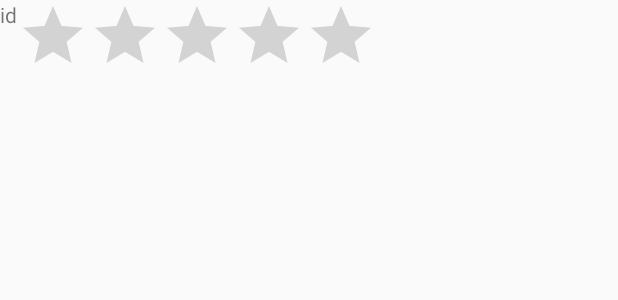
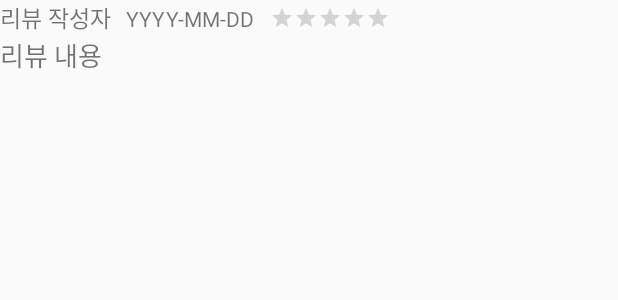
Before and after one commit to HanSangKkyu/insteagram, an Android app: the layout review.xml on its own in the app's theme, with its tools: preview values and no code run, on a phone screen of 412 x 824 dp. Shown: the top 300 px of the screen. Run offline under Robolectric (Android 15) with nearby library versions, the phone set to English and light mode, and no system bars.

Commit message:
[홍혜진][리뷰에 작성 일자 추가]

```diff
--- a/MyApplication3/app/build.gradle
+++ b/MyApplication3/app/build.gradle
@@ -43,6 +43,8 @@ dependencies {
     implementation 'com.astuetz:pagerslidingtabstrip:1.0.1'
     implementation 'com.google.android.gms:play-services-maps:12.0.1'
     implementation 'com.google.android.gms:play-services-location:12.0.1'
+    implementation 'com.google.android.gms:play-services-places:12.0.1'
+
 
 }
 apply plugin: 'com.google.gms.google-services'
--- a/MyApplication3/app/src/main/AndroidManifest.xml
+++ b/MyApplication3/app/src/main/AndroidManifest.xml
@@ -53,6 +53,7 @@
 
                 <category android:name="android.intent.category.LAUNCHER" />
             </intent-filter>
+
         </activity>
         <activity
             android:name=".Main2Activity"
@@ -68,7 +69,9 @@
         <activity android:name=".GpsActivity" />
         <activity
             android:name=".MapsActivity"
-            android:label="@string/title_activity_maps"></activity>
+            android:label="@string/title_activity_maps">
+
+        </activity>
     </application>
 
 </manifest>
--- a/MyApplication3/app/src/main/res/layout/review.xml
+++ b/MyApplication3/app/src/main/res/layout/review.xml
@@ -12,21 +12,35 @@
 
         <TextView
             android:id="@+id/r_id"
-            android:text="id"
+            android:textSize="15dp"
+            android:text="리뷰 작성자"
+            android:paddingRight="10dp"
+            android:layout_width="wrap_content"
+            android:layout_height="wrap_content"/>
+
+        <TextView
+            android:id="@+id/r_date"
+            android:text="YYYY-MM-DD"
+            android:paddingRight="10dp"
             android:layout_width="wrap_content"
             android:layout_height="wrap_content" />
 
         <RatingBar
             android:id="@+id/r_rating"
+            android:paddingTop="4dp"
+            style="@style/Base.Widget.AppCompat.RatingBar.Small"
+            android:layout_width="wrap_content"
+            android:layout_height="wrap_content"
             android:isIndicator="true"
-            android:numStars="5"
-            android:layout_width="wrap_content"
-            android:layout_height="wrap_content" />
+            android:numStars="5" />
+
 
     </LinearLayout>
 
     <TextView
         android:id="@+id/r_review"
+        android:text="리뷰 내용"
+        android:textSize="17dp"
         android:layout_width="match_parent"
         android:layout_height="wrap_content" />
 
```
Also changed, not shown: MyApplication3/app/src/main/java/com/example/ten/myapplication/MapsActivity.java (+25 -5 lines), MyApplication3/app/src/main/java/com/example/ten/myapplication/ReviewAdapter.java (+5 -3 lines), MyApplication3/app/src/main/java/com/example/ten/myapplication/ReviewData.java (+12 -1 lines), MyApplication3/app/src/main/java/com/example/ten/myapplication/ShowMapActivity.java (+8 -1 lines).
